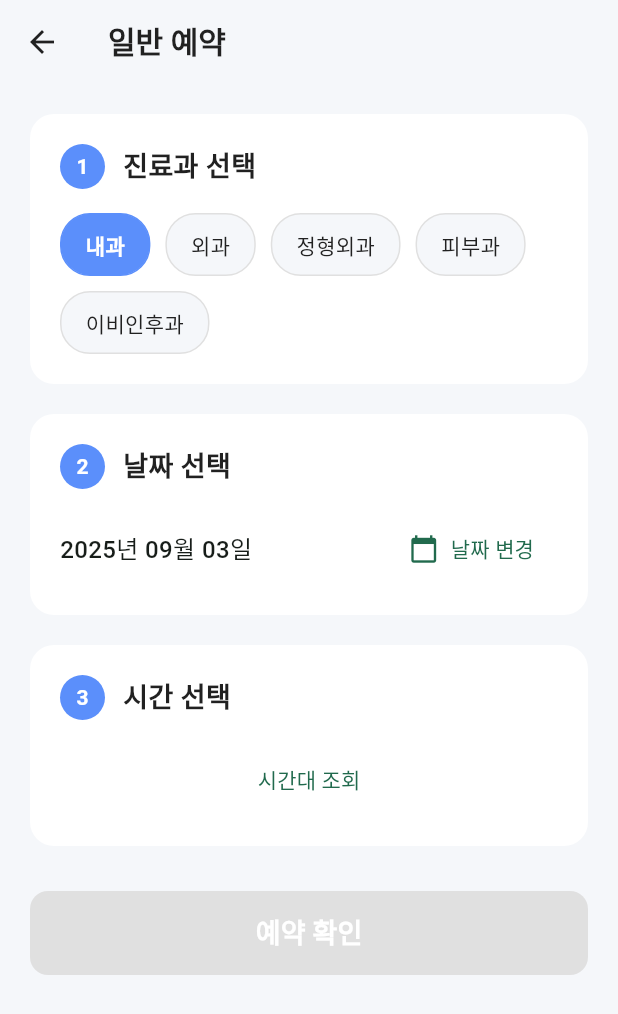
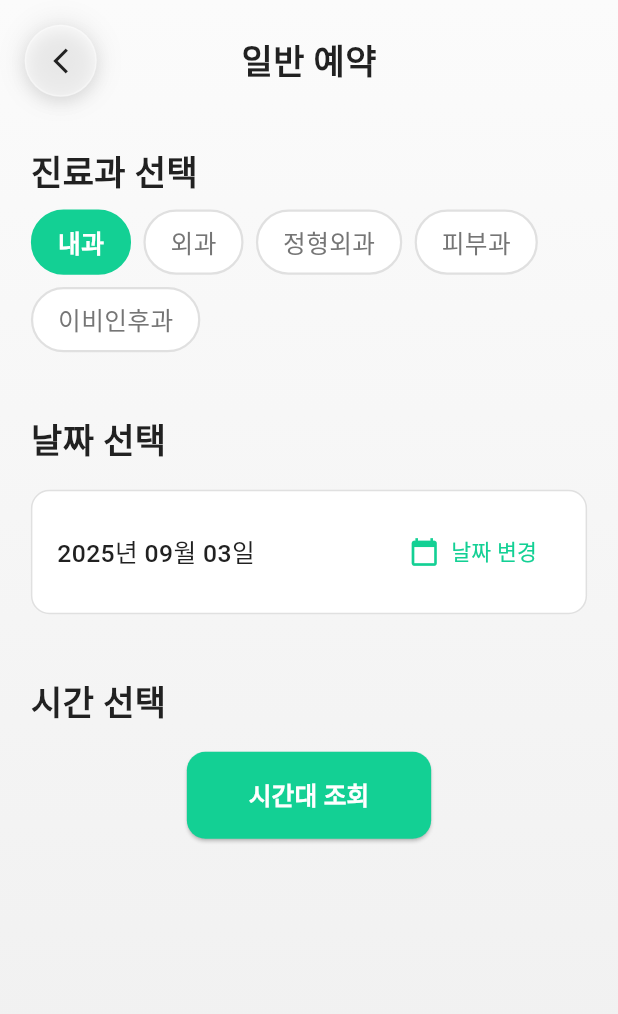
Before and after one commit to 9oormthon-univ/2025_SEASONTHON_TEAM_45_APP, a Flutter app: the GeneralAppointmentView screen opened directly, after a tap on "내과", on a phone screen of 412 x 824 dp. Shown: the top 1014 px of the screen. Run offline on Flutter 3.47's test engine with Material 3 defaults, Android fonts, the phone set to English and light mode, and no system bars; our stand-ins replace bloc, dartz, dio, equatable, flutter_bloc, flutter_blue_plus and 4 more; accounts and stored records are empty; Roboto replaces fonts that are missing (Pretendard); project files that could hold a hidden picture were left out.

Commit message:
일반예약 디자인 적용 - 비율로 적용 - 진료과 선택

```diff
--- a/lib/presentation/views/general_appointment_view.dart
+++ b/lib/presentation/views/general_appointment_view.dart
@@ -3,6 +3,9 @@ import 'package:flutter_bloc/flutter_bloc.dart';
 import 'package:intl/intl.dart';
 import 'package:shared_preferences/shared_preferences.dart';
 import '../../core/constants/app_colors.dart';
+import '../../core/utils/responsive_utils.dart';
+import '../../core/widgets/gradient_background.dart';
+import '../widgets/custom_back_button.dart';
 import '../../injection_container.dart';
 import '../bloc/booking/booking_bloc.dart';
 import '../bloc/booking/booking_event.dart';
@@ -17,6 +20,7 @@ class GeneralAppointmentView extends StatefulWidget {
 }
 
 class _GeneralAppointmentViewState extends State<GeneralAppointmentView> {
+  // ======================== 하드코딩 진료과 목록 ========================
   final List<String> departments = [
     '내과',
     '외과',
@@ -24,6 +28,7 @@ class _GeneralAppointmentViewState extends State<GeneralAppointmentView> {
     '피부과',
     '이비인후과'
   ];
+  // ====================================================================
 
   String? selectedDepartment;
   DateTime selectedDate = DateTime.now();
@@ -47,25 +52,37 @@ class _GeneralAppointmentViewState extends State<GeneralAppointmentView> {
   Widget build(BuildContext context) {
     return BlocProvider(
       create: (context) => sl<BookingBloc>(),
-      child: Scaffold(
-        backgroundColor: AppColors.background,
-        appBar: AppBar(
-          backgroundColor: Colors.transparent,
-          elevation: 0,
-          title: const Text(
+      child: GradientScaffold(
+        body: SafeArea(
+          child: Column(
+            children: [
+              // ======================== 상단 헤더 ========================
+              Padding(
+                padding: EdgeInsets.all(ResponsiveUtils.spacing(context, SpacingSize.md)),
+                child: Row(
+                  children: [
+                    const CustomBackButton(),
+                    Expanded(
+                      child: Center(
+                        child: Text(
                           '일반 예약',
                           style: TextStyle(
+                            fontSize: ResponsiveUtils.fontSize(context, FontSize.xl),
+                            fontWeight: FontWeight.w700,
                             color: AppColors.textPrimary,
-              fontSize: 20,
-              fontWeight: FontWeight.w600,
                           ),
                         ),
-          leading: IconButton(
-            icon: const Icon(Icons.arrow_back, color: AppColors.textPrimary),
-            onPressed: () => Navigator.of(context).pop(),
                       ),
                     ),
-        body: BlocConsumer<BookingBloc, BookingState>(
+                    const SizedBox(width: 48), // 균형 맞추기용
+                  ],
+                ),
+              ),
+              // ==========================================================
+
+              // ======================== 메인 컨텐츠 ========================
+              Expanded(
+                child: BlocConsumer<BookingBloc, BookingState>(
                   listener: (context, state) {
                     if (state is AppointmentCreated) {
                       Navigator.of(context).pushReplacement(
@@ -89,30 +106,28 @@ class _GeneralAppointmentViewState extends State<GeneralAppointmentView> {
                   },
                   builder: (context, state) {
                     return SingleChildScrollView(
-              padding: const EdgeInsets.all(20),
+                      padding: ResponsiveUtils.defaultPadding(context),
                       child: Column(
                         crossAxisAlignment: CrossAxisAlignment.start,
                         children: [
-                  _buildStepCard(
-                    step: '1',
-                    title: '진료과 선택',
-                    child: _buildDepartmentSelection(context),
-                  ),
-                  const SizedBox(height: 20),
-                  _buildStepCard(
-                    step: '2',
-                    title: '날짜 선택',
-                    enabled: selectedDepartment != null,
-                    child: _buildDateSelection(context),
-                  ),
-                  const SizedBox(height: 20),
-                  _buildStepCard(
-                    step: '3',
-                    title: '시간 선택',
-                    enabled: selectedDepartment != null && selectedDate != null,
-                    child: _buildTimeSelection(context, state),
-                  ),
-                  const SizedBox(height: 30),
+                          // ============ STEP 1: 진료과 선택 ============
+                          _buildDepartmentSection(context),
+                          SizedBox(height: ResponsiveUtils.spacing(context, SpacingSize.xl)),
+
+                          // ============ STEP 2: 날짜 선택 ============
+                          if (selectedDepartment != null)
+                            _buildDateSection(context),
+                          if (selectedDepartment != null)
+                            SizedBox(height: ResponsiveUtils.spacing(context, SpacingSize.xl)),
+
+                          // ============ STEP 3: 시간 선택 ============
+                          if (selectedDepartment != null && selectedDate != null)
+                            _buildTimeSection(context, state),
+                          if (selectedDepartment != null && selectedDate != null)
+                            SizedBox(height: ResponsiveUtils.spacing(context, SpacingSize.xl)),
+
+                          // ============ 예약 확인 버튼 ============
+                          if (selectedDepartment != null && selectedDate != null && selectedTime != null)
                             _buildConfirmButton(context, state),
                         ],
                       ),
@@ -120,118 +135,128 @@ class _GeneralAppointmentViewState extends State<GeneralAppointmentView> {
                   },
                 ),
               ),
-    );
-  }
-
-  Widget _buildStepCard({
-    required String step,
-    required String title,
-    required Widget child,
-    bool enabled = true,
-  }) {
-    return Opacity(
-      opacity: enabled ? 1.0 : 0.5,
-      child: Container(
-        decoration: BoxDecoration(
-          color: AppColors.surface,
-          borderRadius: BorderRadius.circular(16),
-        ),
-        padding: const EdgeInsets.all(20),
-        child: Column(
-          crossAxisAlignment: CrossAxisAlignment.start,
-          children: [
-            Row(
-              children: [
-                Container(
-                  width: 30,
-                  height: 30,
-                  decoration: BoxDecoration(
-                    color: enabled ? AppColors.primary : Colors.grey,
-                    shape: BoxShape.circle,
-                  ),
-                  child: Center(
-                    child: Text(
-                      step,
-                      style: const TextStyle(
-                        color: Colors.white,
-                        fontWeight: FontWeight.bold,
-                      ),
-                    ),
-                  ),
-                ),
-                const SizedBox(width: 12),
-                Text(
-                  title,
-                  style: TextStyle(
-                    fontSize: 18,
-                    fontWeight: FontWeight.w600,
-                    color: enabled ? AppColors.textPrimary : Colors.grey,
-                  ),
-                ),
+              // ===========================================================
             ],
           ),
-            const SizedBox(height: 16),
-            if (enabled) child,
-          ],
         ),
       ),
     );
   }
 
-  Widget _buildDepartmentSelection(BuildContext context) {
-    return Wrap(
-      spacing: 10,
-      runSpacing: 10,
+  // ======================== 진료과 선택 섹션 ========================
+  Widget _buildDepartmentSection(BuildContext context) {
+    return Column(
+      crossAxisAlignment: CrossAxisAlignment.start,
+      children: [
+        // 제목: "진료과 선택"
+        Text(
+          '진료과 선택',
+          style: TextStyle(
+            fontSize: ResponsiveUtils.fontSize(context, FontSize.xl),
+            fontWeight: FontWeight.w700,
+            color: AppColors.textPrimary,
+          ),
+        ),
+        SizedBox(height: ResponsiveUtils.spacing(context, SpacingSize.sm)),
+
+        // 진료과 버튼들 (Wrap으로 배치)
+        Wrap(
+          spacing: ResponsiveUtils.spacing(context, SpacingSize.sm), // 가로 간격
+          runSpacing: ResponsiveUtils.spacing(context, SpacingSize.sm), // 세로 간격
           children: departments.map((dept) {
             final isSelected = selectedDepartment == dept;
             return InkWell(
               onTap: () {
                 setState(() {
                   selectedDepartment = dept;
-              selectedTime = null;
+                  selectedTime = null; // 진료과 변경시 시간 초기화
                 });
                 context.read<BookingBloc>().add(SelectDepartmentEvent(dept));
               },
+              borderRadius: BorderRadius.circular(100), // Pill shape
               child: Container(
-            padding: const EdgeInsets.symmetric(horizontal: 16, vertical: 10),
+                padding: EdgeInsets.symmetric(
+                  horizontal: ResponsiveUtils.spacing(context, SpacingSize.md),
+                  vertical: ResponsiveUtils.spacing(context, SpacingSize.sm),
+                ),
                 decoration: BoxDecoration(
-              color: isSelected ? AppColors.primary : AppColors.background,
-              borderRadius: BorderRadius.circular(20),
+                  // 선택됨: 초록색 배경 / 미선택: 흰색 배경 + 회색 테두리
+                  color: isSelected ? AppColors.primaryGreen : Colors.white,
+                  borderRadius: BorderRadius.circular(100), // Pill shape
                   border: Border.all(
-                color: isSelected ? AppColors.primary : Colors.grey.shade300,
+                    color: isSelected ? AppColors.primaryGreen : AppColors.grayLight,
+                    width: 1.5,
                   ),
                 ),
                 child: Text(
                   dept,
                   style: TextStyle(
-                color: isSelected ? Colors.white : AppColors.textPrimary,
-                fontWeight: isSelected ? FontWeight.w600 : FontWeight.normal,
+                    fontSize: ResponsiveUtils.fontSize(context, FontSize.md),
+                    fontWeight: isSelected ? FontWeight.w600 : FontWeight.w500,
+                    // 선택됨: 흰색 글자 / 미선택: 회색 글자
+                    color: isSelected ? Colors.white : AppColors.textSecondary,
                   ),
                 ),
               ),
             );
           }).toList(),
+        ),
+      ],
     );
   }
+  // ================================================================
 
-  Widget _buildDateSelection(BuildContext context) {
-    if (selectedDepartment == null) return const SizedBox.shrink();
+  // ======================== 날짜 선택 섹션 ========================
+  Widget _buildDateSection(BuildContext context) {
+    return Column(
+      crossAxisAlignment: CrossAxisAlignment.start,
+      children: [
+        // 제목: "날짜 선택"
+        Text(
+          '날짜 선택',
+          style: TextStyle(
+            fontSize: ResponsiveUtils.fontSize(context, FontSize.xl),
+            fontWeight: FontWeight.w700,
+            color: AppColors.textPrimary,
+          ),
+        ),
+        SizedBox(height: ResponsiveUtils.spacing(context, SpacingSize.md)),
 
-    return Column(
-      children: [
-        Row(
+        // 날짜 표시 카드
+        Container(
+          padding: EdgeInsets.all(ResponsiveUtils.spacing(context, SpacingSize.md)),
+          decoration: BoxDecoration(
+            color: Colors.white,
+            borderRadius: ResponsiveUtils.borderRadius(context, RadiusSize.medium),
+            border: Border.all(
+              color: AppColors.grayLight,
+              width: 1,
+            ),
+          ),
+          child: Row(
             mainAxisAlignment: MainAxisAlignment.spaceBetween,
             children: [
               Text(
                 DateFormat('yyyy년 MM월 dd일').format(selectedDate),
-              style: const TextStyle(
-                fontSize: 16,
+                style: TextStyle(
+                  fontSize: ResponsiveUtils.fontSize(context, FontSize.md),
                   fontWeight: FontWeight.w500,
+                  color: AppColors.textPrimary,
                 ),
               ),
               TextButton.icon(
-              icon: const Icon(Icons.calendar_today, size: 20),
-              label: const Text('날짜 변경'),
+                icon: Icon(
+                  Icons.calendar_today,
+                  size: 20,
+                  color: AppColors.primaryGreen,
+                ),
+                label: Text(
+                  '날짜 변경',
+                  style: TextStyle(
+                    fontSize: ResponsiveUtils.fontSize(context, FontSize.sm),
+                    color: AppColors.primaryGreen,
+                  ),
+                ),
                 onPressed: () async {
                   final date = await showDatePicker(
                     context: context,
@@ -239,15 +264,15 @@ class _GeneralAppointmentViewState extends State<GeneralAppointmentView> {
                     firstDate: DateTime.now(),
                     lastDate: DateTime.now().add(const Duration(days: 30)),
                   );
-                if (date != null) {
+                  if (date != null && mounted) {
                     setState(() {
                       selectedDate = date;
-                    selectedTime = null;
+                      selectedTime = null; // 날짜 변경시 시간 초기화
                     });
                     context.read<BookingBloc>().add(SelectDateEvent(date));
                     context.read<BookingBloc>().add(
                       LoadAvailableTimeSlotsEvent(
-                      hospitalId: 1,
+                        hospitalId: 1, // 하드코딩된 병원 ID
                         departmentName: selectedDepartment!,
                         date: DateFormat('yyyy-MM-dd').format(date),
                       ),
@@ -257,25 +282,84 @@ class _GeneralAppointmentViewState extends State<GeneralAppointmentView> {
               ),
             ],
           ),
+        ),
+      ],
+    );
+  }
+  // ================================================================
+
+  // ======================== 시간 선택 섹션 ========================
+  Widget _buildTimeSection(BuildContext context, BookingState state) {
+    return Column(
+      crossAxisAlignment: CrossAxisAlignment.start,
+      children: [
+        // 제목: "시간 선택"
+        Text(
+          '시간 선택',
+          style: TextStyle(
+            fontSize: ResponsiveUtils.fontSize(context, FontSize.xl),
+            fontWeight: FontWeight.w700,
+            color: AppColors.textPrimary,
+          ),
+        ),
+        SizedBox(height: ResponsiveUtils.spacing(context, SpacingSize.md)),
+
+        // 시간 선택 내용
+        if (state is BookingLoading)
+          Center(
+            child: CircularProgressIndicator(
+              color: AppColors.primaryGreen,
+            ),
+          )
+        else if (state is TimeSlotsLoaded)
+          _buildTimeGrid(context, state)
+        else
+          // 시간대 조회 버튼
+          Center(
+            child: ElevatedButton(
+              onPressed: () {
+                context.read<BookingBloc>().add(
+                  LoadAvailableTimeSlotsEvent(
+                    hospitalId: 1, // 하드코딩된 병원 ID
+                    departmentName: selectedDepartment!,
+                    date: DateFormat('yyyy-MM-dd').format(selectedDate),
+                  ),
+                );
+              },
+              style: ElevatedButton.styleFrom(
+                backgroundColor: AppColors.primaryGreen,
+                padding: EdgeInsets.symmetric(
+                  horizontal: ResponsiveUtils.spacing(context, SpacingSize.xl),
+                  vertical: ResponsiveUtils.spacing(context, SpacingSize.md),
+                ),
+                shape: RoundedRectangleBorder(
+                  borderRadius: ResponsiveUtils.borderRadius(context, RadiusSize.medium),
+                ),
+              ),
+              child: Text(
+                '시간대 조회',
+                style: TextStyle(
+                  fontSize: ResponsiveUtils.fontSize(context, FontSize.md),
+                  fontWeight: FontWeight.w600,
+                  color: Colors.white,
+                ),
+              ),
+            ),
+          ),
       ],
     );
   }
 
-  Widget _buildTimeSelection(BuildContext context, BookingState state) {
-    if (selectedDepartment == null) return const SizedBox.shrink();
-
-    if (state is BookingLoading) {
-      return const Center(
-        child: CircularProgressIndicator(color: AppColors.primary),
-      );
-    }
-
-    if (state is TimeSlotsLoaded) {
+  // 시간 그리드 표시
+  Widget _buildTimeGrid(BuildContext context, TimeSlotsLoaded state) {
     if (state.timeSlotResponse.timeSlots.isEmpty) {
-        return const Center(
+      return Center(
         child: Text(
           '예약 가능한 시간이 없습니다',
-            style: TextStyle(color: Colors.grey),
+          style: TextStyle(
+            fontSize: ResponsiveUtils.fontSize(context, FontSize.md),
+            color: AppColors.textSecondary,
+          ),
         ),
       );
     }
@@ -283,11 +367,11 @@ class _GeneralAppointmentViewState extends State<GeneralAppointmentView> {
     return GridView.builder(
       shrinkWrap: true,
       physics: const NeverScrollableScrollPhysics(),
-        gridDelegate: const SliverGridDelegateWithFixedCrossAxisCount(
+      gridDelegate: SliverGridDelegateWithFixedCrossAxisCount(
         crossAxisCount: 3,
         childAspectRatio: 2.5,
-          crossAxisSpacing: 10,
-          mainAxisSpacing: 10,
+        crossAxisSpacing: ResponsiveUtils.spacing(context, SpacingSize.sm),
+        mainAxisSpacing: ResponsiveUtils.spacing(context, SpacingSize.sm),
       ),
       itemCount: state.timeSlotResponse.timeSlots.length,
       itemBuilder: (context, index) {
@@ -302,26 +386,29 @@ class _GeneralAppointmentViewState extends State<GeneralAppointmentView> {
             });
             context.read<BookingBloc>().add(SelectTimeSlotEvent(slot.time));
           } : null,
+          borderRadius: ResponsiveUtils.borderRadius(context, RadiusSize.small),
           child: Container(
             decoration: BoxDecoration(
               color: isSelected
-                  ? AppColors.primary
-                  : (isAvailable ? AppColors.background : Colors.grey.shade200),
-                borderRadius: BorderRadius.circular(10),
+                ? AppColors.primaryGreen
+                : (isAvailable ? Colors.white : Colors.grey.shade100),
+              borderRadius: ResponsiveUtils.borderRadius(context, RadiusSize.small),
               border: Border.all(
                 color: isSelected
-                    ? AppColors.primary
-                    : (isAvailable ? Colors.grey.shade300 : Colors.transparent),
+                  ? AppColors.primaryGreen
+                  : (isAvailable ? AppColors.grayLight : Colors.transparent),
+                width: 1,
               ),
             ),
             child: Center(
               child: Text(
-                  slot.time,
+                slot.time.substring(0, 5), // HH:mm 형식으로 표시
                 style: TextStyle(
+                  fontSize: ResponsiveUtils.fontSize(context, FontSize.sm),
+                  fontWeight: isSelected ? FontWeight.w600 : FontWeight.w500,
                   color: isSelected
                     ? Colors.white
-                      : (isAvailable ? AppColors.textPrimary : Colors.grey),
-                    fontWeight: isSelected ? FontWeight.w600 : FontWeight.normal,
+                    : (isAvailable ? AppColors.textPrimary : AppColors.textSecondary),
                 ),
               ),
             ),
@@ -330,23 +417,9 @@ class _GeneralAppointmentViewState extends State<GeneralAppointmentView> {
       },
     );
   }
+  // ================================================================
 
-    return Center(
-      child: TextButton(
-        onPressed: selectedDepartment != null ? () {
-          context.read<BookingBloc>().add(
-            LoadAvailableTimeSlotsEvent(
-              hospitalId: 1,
-              departmentName: selectedDepartment!,
-              date: DateFormat('yyyy-MM-dd').format(selectedDate),
-            ),
-          );
-        } : null,
-        child: const Text('시간대 조회'),
-      ),
-    );
-  }
-
+  // ======================== 예약 확인 버튼 ========================
   Widget _buildConfirmButton(BuildContext context, BookingState state) {
     final isEnabled = selectedDepartment != null &&
                       selectedDate != null &&
@@ -355,13 +428,13 @@ class _GeneralAppointmentViewState extends State<GeneralAppointmentView> {
 
     return SizedBox(
       width: double.infinity,
-      height: 56,
+      height: ResponsiveUtils.buttonHeight(context),
       child: ElevatedButton(
-        onPressed: isEnabled ? () {
+        onPressed: isEnabled && state is! BookingLoading ? () {
           context.read<BookingBloc>().add(
             CreateAppointmentEvent(
               memberId: memberId!,
-              hospitalId: 1,
+              hospitalId: 1, // 하드코딩된 병원 ID
               departmentName: selectedDepartment!,
               appointmentDate: DateFormat('yyyy-MM-dd').format(selectedDate),
               appointmentTime: selectedTime!,
@@ -369,23 +442,32 @@ class _GeneralAppointmentViewState extends State<GeneralAppointmentView> {
           );
         } : null,
         style: ElevatedButton.styleFrom(
-          backgroundColor: AppColors.primary,
-          disabledBackgroundColor: Colors.grey.shade300,
+          backgroundColor: AppColors.primaryGreen,
+          disabledBackgroundColor: AppColors.grayLight,
           shape: RoundedRectangleBorder(
-            borderRadius: BorderRadius.circular(12),
+            borderRadius: ResponsiveUtils.borderRadius(context, RadiusSize.medium),
           ),
+          elevation: 0,
         ),
         child: state is BookingLoading
-          ? const CircularProgressIndicator(color: Colors.white)
-          : const Text(
+          ? SizedBox(
+              width: 24,
+              height: 24,
+              child: CircularProgressIndicator(
+                color: Colors.white,
+                strokeWidth: 2,
+              ),
+            )
+          : Text(
               '예약 확인',
               style: TextStyle(
-              fontSize: 18,
-              fontWeight: FontWeight.w600,
+                fontSize: ResponsiveUtils.fontSize(context, FontSize.lg),
+                fontWeight: FontWeight.w700,
                 color: Colors.white,
               ),
             ),
       ),
     );
   }
+  // ================================================================
 }
```
Lines whose indentation alone changed are shown as unchanged.
